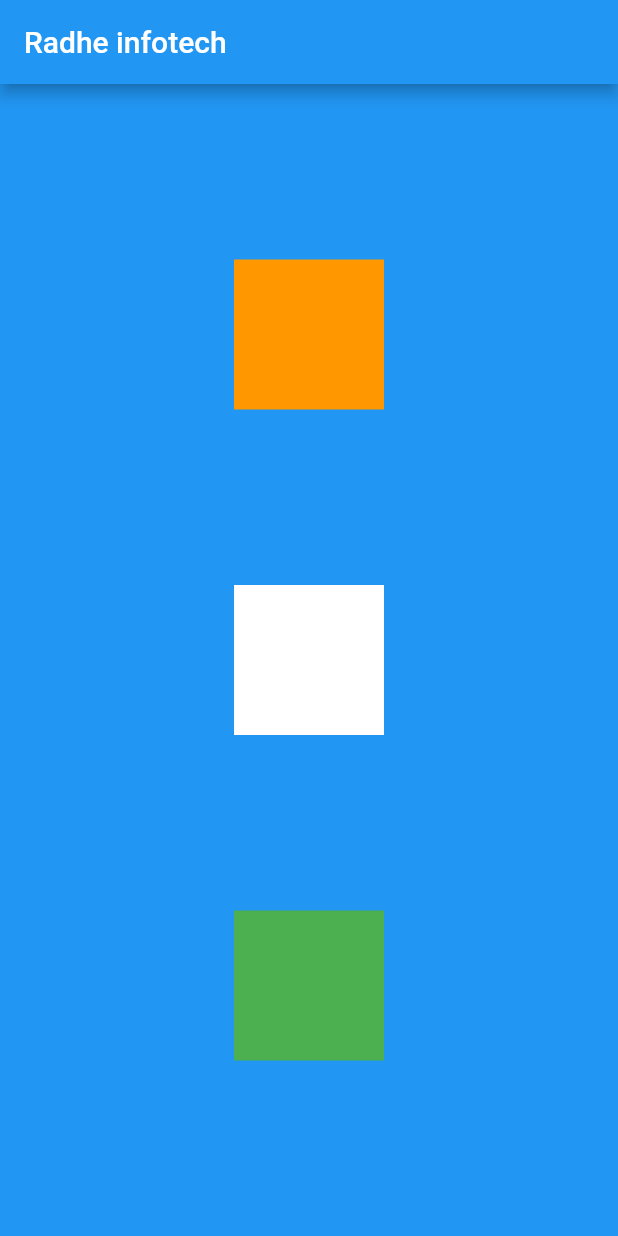
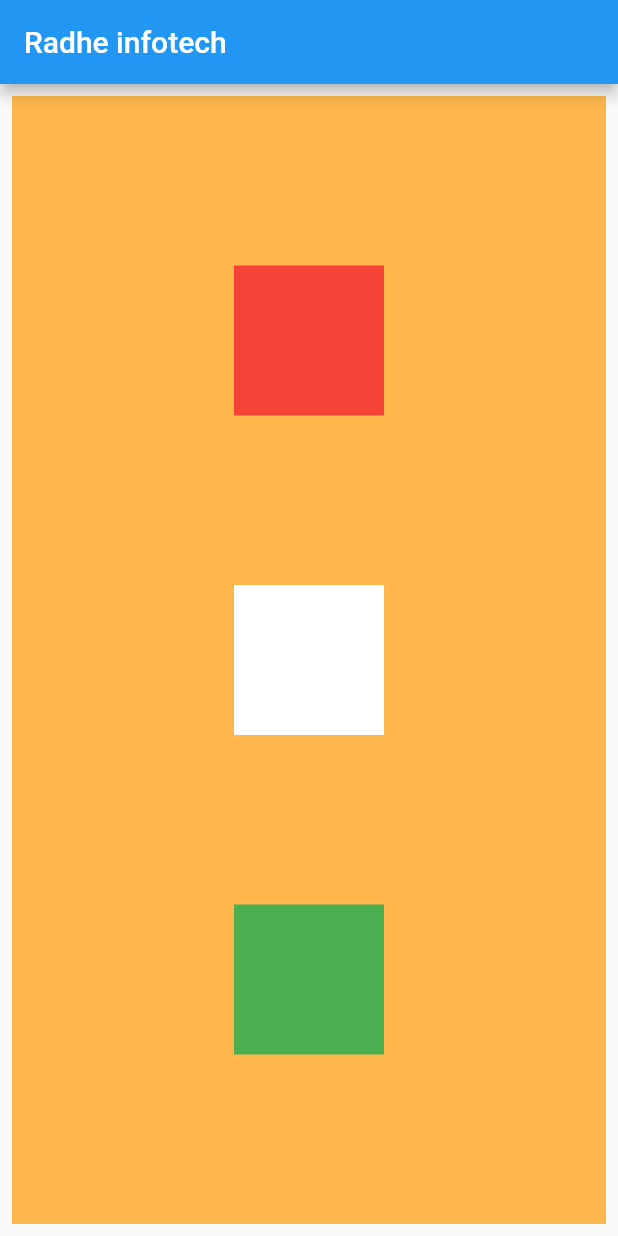
Before and after one commit to nikhil0667/flutter_application_1, a Flutter app: the screen it shows after launch, on a phone screen of 412 x 824 dp. Run offline on Flutter 3.47's test engine with Material 2 defaults, Android fonts, the phone set to English and light mode, and no system bars.

Commit message:
Ch-2 Complete

```diff
--- a/lib/main.dart
+++ b/lib/main.dart
@@ -17,8 +17,10 @@ class Homepage extends StatelessWidget {
         title: const Text("Radhe infotech"),
       ),
       // ignore: avoid_unnecessary_containers
-      body: Container(
-        color: Colors.blue,
+      body: Padding(
+        padding: const EdgeInsets.all(8.0),
+        child: Container(
+          color: Colors.orange.shade300,
           width: MediaQuery.of(context).size.width,
           height: MediaQuery.of(context).size.height,
           child: SizedBox(
@@ -27,20 +29,17 @@ class Homepage extends StatelessWidget {
               crossAxisAlignment: CrossAxisAlignment.center,
               children: <Widget>[
                 Container(
-
                   width: 100,
                   height: 100,
-                color: Colors.orange,
+                  color: Colors.red,
                 ),
                 Container(
-
                   // margin: const EdgeInsets.only(left: 10.0,right: 10.0),
                   width: 100,
                   height: 100,
                   color: Colors.white,
                 ),
                 Container(
-
                   // margin: const EdgeInsets.only(left: 10.0,right: 10.0),
                   width: 100,
                   height: 100,
@@ -50,6 +49,7 @@ class Homepage extends StatelessWidget {
             ),
           ),
         ),
+      ),
     );
   }
 }
```
Lines whose indentation alone changed are shown as unchanged.
